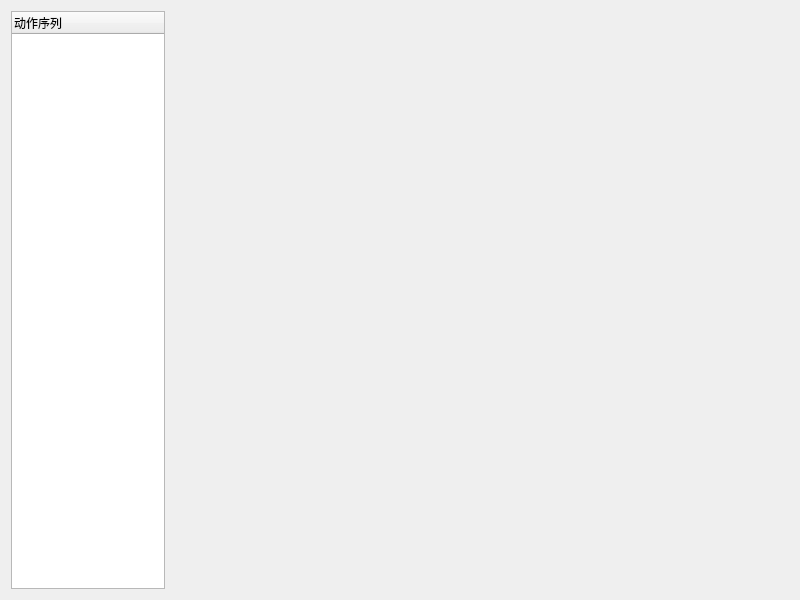
DrillUp/DrillGIFActionSequenceEditor, file DrillGIFActionSequenceEditor/Source/MainModule/drillgifactionsequenceeditor.ui: the form before one commit.
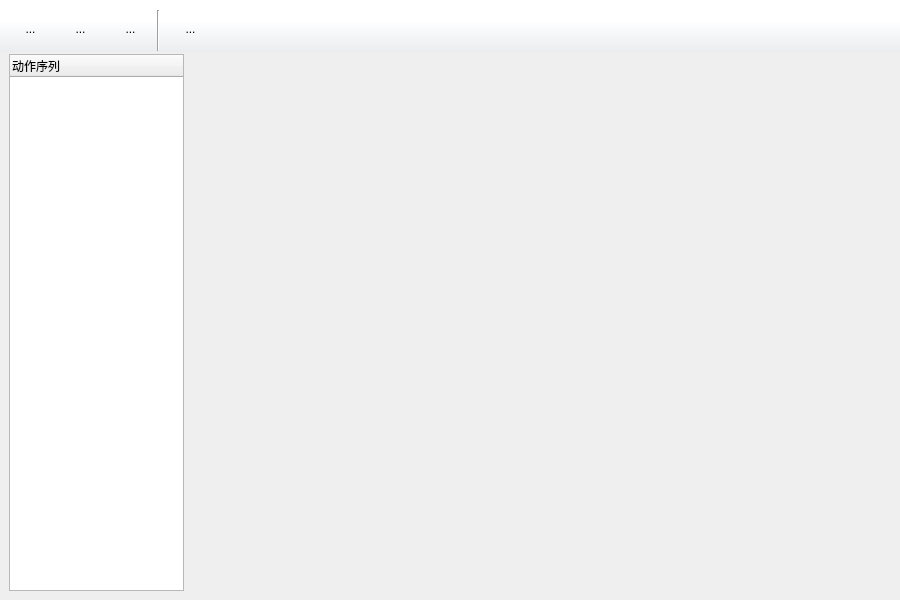
The form after the commit. Icons and pictures are not drawn.

Commit message: 完成了rmmv交互部分。

The edit to the form file:
```diff
--- a/DrillGIFActionSequenceEditor/Source/MainModule/drillgifactionsequenceeditor.ui
+++ b/DrillGIFActionSequenceEditor/Source/MainModule/drillgifactionsequenceeditor.ui
@@ -6,25 +6,204 @@
    <rect>
     <x>0</x>
     <y>0</y>
-    <width>800</width>
+    <width>900</width>
     <height>600</height>
    </rect>
   </property>
   <property name="windowTitle">
    <string>Dialog</string>
   </property>
-  <layout class="QHBoxLayout" name="horizontalLayout" stretch="1,4">
+  <layout class="QVBoxLayout" name="verticalLayout" stretch="0,0">
+   <property name="spacing">
+    <number>0</number>
+   </property>
+   <property name="leftMargin">
+    <number>0</number>
+   </property>
+   <property name="topMargin">
+    <number>0</number>
+   </property>
+   <property name="rightMargin">
+    <number>0</number>
+   </property>
+   <property name="bottomMargin">
+    <number>0</number>
+   </property>
    <item>
-    <widget class="QTreeWidget" name="treeWidget">
-     <column>
+    <widget class="QWidget" name="nav" native="true">
+     <property name="sizePolicy">
+      <sizepolicy hsizetype="Preferred" vsizetype="Fixed">
+       <horstretch>0</horstretch>
+       <verstretch>0</verstretch>
+      </sizepolicy>
+     </property>
+     <property name="minimumSize">
+      <size>
+       <width>0</width>
+       <height>52</height>
+      </size>
+     </property>
+     <property name="maximumSize">
+      <size>
+       <width>16777215</width>
+       <height>52</height>
+      </size>
+     </property>
+     <property name="styleSheet">
+      <string notr="true">#nav{
+	background-color: qlineargradient(spread:pad, x1:0, y1:0, x2:0, y2:1, stop:0 #fff, stop:0.4 #fff,stop:1 #eaecef );
+}
+
+/* 选项卡中的 按钮 样式 */
+#nav QToolButton{
+	padding:1px;
+	padding-bottom:4px;
+	border: 1px solid transparent;
+	background: rgba(255,255,255,0);
+}
+#nav QToolButton:hover{
+	border-radius:1px;
+	border:1px solid #f2ca58;
+	background-color: qlineargradient(spread:pad, x1:0, y1:0, x2:0, y2:1, stop:0 #fdecad, stop:0.3 #fde48c, stop:0.9 #fce58c, stop:1 #fdfadf )
+}
+
+#nav QPushButton{
+	border: 1px solid transparent;
+	background: rgba(255,255,255,0);
+}
+#nav QPushButton:hover{
+	border-radius:1px;
+	border:1px solid #f2ca58;
+	background-color: qlineargradient(spread:pad, x1:0, y1:0, x2:0, y2:1, stop:0 #fdecad, stop:0.3 #fde48c, stop:0.9 #fce58c, stop:1 #fdfadf );
+}</string>
+     </property>
+     <widget class="QToolButton" name="toolButton_new">
+      <property name="geometry">
+       <rect>
+        <x>10</x>
+        <y>10</y>
+        <width>41</width>
+        <height>41</height>
+       </rect>
+      </property>
       <property name="text">
-       <string>动作序列</string>
+       <string>...</string>
       </property>
-     </column>
+      <property name="icon">
+       <iconset resource="../../drillgifactionsequenceeditor.qrc">
+        <normaloff>:/DrillGIFActionSequenceEditor/Resources/icons/nav/New.png</normaloff>:/DrillGIFActionSequenceEditor/Resources/icons/nav/New.png</iconset>
+      </property>
+      <property name="iconSize">
+       <size>
+        <width>32</width>
+        <height>32</height>
+       </size>
+      </property>
+     </widget>
+     <widget class="QToolButton" name="toolButton_open">
+      <property name="geometry">
+       <rect>
+        <x>60</x>
+        <y>10</y>
+        <width>41</width>
+        <height>41</height>
+       </rect>
+      </property>
+      <property name="text">
+       <string>...</string>
+      </property>
+      <property name="icon">
+       <iconset resource="../../drillgifactionsequenceeditor.qrc">
+        <normaloff>:/DrillGIFActionSequenceEditor/Resources/icons/nav/Open.png</normaloff>:/DrillGIFActionSequenceEditor/Resources/icons/nav/Open.png</iconset>
+      </property>
+      <property name="iconSize">
+       <size>
+        <width>32</width>
+        <height>32</height>
+       </size>
+      </property>
+     </widget>
+     <widget class="QToolButton" name="toolButton_save">
+      <property name="geometry">
+       <rect>
+        <x>110</x>
+        <y>10</y>
+        <width>41</width>
+        <height>41</height>
+       </rect>
+      </property>
+      <property name="text">
+       <string>...</string>
+      </property>
+      <property name="icon">
+       <iconset resource="../../drillgifactionsequenceeditor.qrc">
+        <normaloff>:/DrillGIFActionSequenceEditor/Resources/icons/nav/Save.png</normaloff>:/DrillGIFActionSequenceEditor/Resources/icons/nav/Save.png</iconset>
+      </property>
+      <property name="iconSize">
+       <size>
+        <width>32</width>
+        <height>32</height>
+       </size>
+      </property>
+     </widget>
+     <widget class="QToolButton" name="toolButton_rmmv">
+      <property name="geometry">
+       <rect>
+        <x>170</x>
+        <y>10</y>
+        <width>41</width>
+        <height>41</height>
+       </rect>
+      </property>
+      <property name="text">
+       <string>...</string>
+      </property>
+      <property name="icon">
+       <iconset resource="../../drillgifactionsequenceeditor.qrc">
+        <normaloff>:/DrillGIFActionSequenceEditor/Resources/icons/nav/Interactive_rmmv.png</normaloff>:/DrillGIFActionSequenceEditor/Resources/icons/nav/Interactive_rmmv.png</iconset>
+      </property>
+      <property name="iconSize">
+       <size>
+        <width>32</width>
+        <height>32</height>
+       </size>
+      </property>
+     </widget>
+     <widget class="Line" name="line">
+      <property name="geometry">
+       <rect>
+        <x>143</x>
+        <y>10</y>
+        <width>31</width>
+        <height>41</height>
+       </rect>
+      </property>
+      <property name="orientation">
+       <enum>Qt::Vertical</enum>
+      </property>
+     </widget>
     </widget>
    </item>
    <item>
-    <widget class="QWidget" name="widget_actionSeq" native="true"/>
+    <widget class="QWidget" name="widget" native="true">
+     <layout class="QHBoxLayout" name="horizontalLayout_2" stretch="1,4">
+      <property name="topMargin">
+       <number>2</number>
+      </property>
+      <item>
+       <widget class="QTreeWidget" name="treeWidget">
+        <column>
+         <property name="text">
+          <string>动作序列</string>
+         </property>
+        </column>
+       </widget>
+      </item>
+      <item>
+       <widget class="QWidget" name="widget_actionSeq" native="true"/>
+      </item>
+     </layout>
+    </widget>
    </item>
   </layout>
  </widget>
```
Left out of the diff: 6 changed lines with no effect on the pictures. The commit also changes 25 other files.
